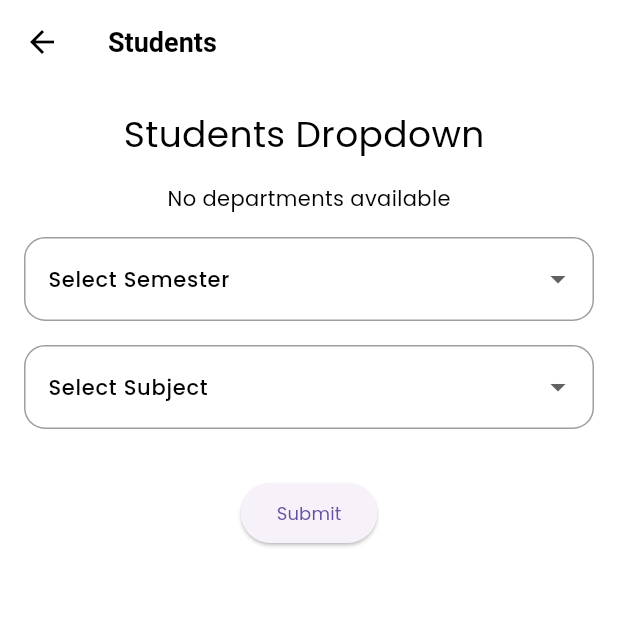
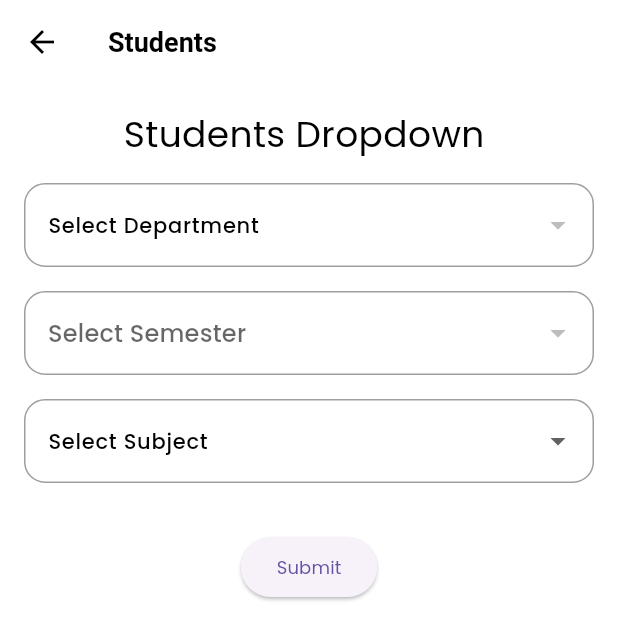
Before and after one commit to berarahul/TeacherApp, a Flutter app: the Studentdropdownscreen screen opened directly, after a tap on "Submit", on a phone screen of 412 x 824 dp. Shown: the top 640 px of the screen. Run offline on Flutter 3.47's test engine with Material 3 defaults, Android fonts, the phone set to English and light mode, and no system bars; our stand-ins replace connectivity_plus, fluttertoast, get, get_it, get_storage, iconsax and 2 more; accounts and stored records are empty; network calls fail.

Commit message:
latest update

```diff
--- a/lib/models/for_student_tab/Department_Model.dart
+++ b/lib/models/for_student_tab/Department_Model.dart
@@ -1,13 +1,11 @@
-
-
-class studenttabDepartmentModel {
+class StudentTabDepartmentModel {
   final int id;
   final String departmentName;
 
-  studenttabDepartmentModel({required this.id, required this.departmentName});
+  StudentTabDepartmentModel({required this.id, required this.departmentName});
 
-  factory studenttabDepartmentModel.fromJson(Map<String, dynamic> json) {
-    return studenttabDepartmentModel(
+  factory StudentTabDepartmentModel.fromJson(Map<String, dynamic> json) {
+    return StudentTabDepartmentModel(
       id: json['id'],
       departmentName: json['departmentName'],
     );
--- a/lib/models/for_student_tab/SemesterModel.dart
+++ b/lib/models/for_student_tab/SemesterModel.dart
@@ -1,5 +1,37 @@
-class StudenttabSemesterModel{
+// Subject.dart
+class Subject {
+  final int id;
+  final String name;
+  final int semesterId;
 
+  Subject({required this.id, required this.name, required this.semesterId});
 
+  factory Subject.fromJson(Map<String, dynamic> json) {
+    return Subject(
+      id: json['id'] ?? 0,
+      name: json['name'] ?? 'Unknown',
+      semesterId: json['semesterId'] ?? 0,
+    );
+  }
 
+  @override
+  String toString() => 'Subject(id: $id, name: $name, semesterId: $semesterId)';
 }
+
+// Semester.dart
+class Semester {
+  final int id;
+  final String name;
+
+  Semester({required this.id, required this.name});
+
+  factory Semester.fromJson(Map<String, dynamic> json) {
+    return Semester(
+      id: json['id'],
+      name: json['name'],
+    );
+  }
+
+  @override
+  String toString() => 'Semester(id: $id, name: $name)';
+}
--- a/lib/res/AppUrl/AppUrl.dart
+++ b/lib/res/AppUrl/AppUrl.dart
@@ -1,4 +1,5 @@
 import 'package:attendence/view_model/services/AttendenceTabServices/for_Dropdown/Attendence_DropDown_Helper_Function/selected_semesterid_store.dart';
+import 'package:attendence/view_model/services/StudentTabServices/ForDropdown/StudentsDroodownHelperFunctions/StudentTabSelectedDepartmentIdStore.dart';
 import '../../view_model/services/AttendenceTabServices/for_Dropdown/Attendence_DropDown_Helper_Function/Selected_Department_Id_store.dart';
 import '../../view_model/services/Login_Services/Login_Helper_Function/Login_Storage_Helper.dart';
 class AppUrl {
@@ -29,4 +30,9 @@ static String  get StudentDataAPiUrl{
 
     return "$baseurl/api/dept/all";
    }
+
+   static String get StudentTabSemesterWithSubjectsAPiUrl {
+    int departmentId= StudentTabSelectedDepartmentIdStore().selectedDepartmentId;
+    return "$baseurl/api/dept/subjects/$departmentId";
+   }
 }
--- a/lib/view/Screens/BottomNavigation/Widgets/StudentTab/StudentDropDownScreen.dart
+++ b/lib/view/Screens/BottomNavigation/Widgets/StudentTab/StudentDropDownScreen.dart
@@ -19,9 +19,9 @@ class Studentdropdownscreen extends StatelessWidget {
           children: [
             Text('Students Dropdown ', style: TextStyle(fontSize: 24)),
             SizedBox(height: 16),
-            StudentTabDepartmentDropdownWidgets(),
+            StudentTabDepartmentDropdownWidget(),
             SizedBox(height: 16),
-            studentTabSemesterDropdownWidgets(),
+            StudentTabSemesterDropdownWidgets(),
             SizedBox(height: 16),
             StudentTabSubjectsDropdownWidgets(),
             SizedBox(height: 32),
--- a/lib/view/Screens/BottomNavigation/Widgets/StudentTab/StudentDropdownWidgets/Widgets/DepartmentDropdown.dart
+++ b/lib/view/Screens/BottomNavigation/Widgets/StudentTab/StudentDropdownWidgets/Widgets/DepartmentDropdown.dart
@@ -1,33 +1,37 @@
+import 'dart:developer';
+
+import 'package:attendence/view_model/services/StudentTabServices/ForDropdown/StudentsDroodownHelperFunctions/StudentTabSelectedDepartmentIdStore.dart';
+import 'package:attendence/view_model/services/StudentTabServices/for_Student_list/controllers/studentTabsemesterController.dart';
 import 'package:flutter/material.dart';
 import 'package:get/get.dart';
 import '../../../../../../../models/for_student_tab/Department_Model.dart';
+import '../../../../../../../repository/StudentDropdownRepository/StudentDropdownRepository.dart';
 import '../../../../../../../view_model/services/StudentTabServices/for_Student_list/controllers/studentTabDepartmentController.dart';
+ // Adjust the path as needed
 
-
-class StudentTabDepartmentDropdownWidgets extends StatelessWidget {
-  final StudentTabDepartmentController departmentController = Get.put(StudentTabDepartmentController());
-
+class StudentTabDepartmentDropdownWidget extends StatelessWidget {
   @override
   Widget build(BuildContext context) {
+    final StudentTabDepartmentController departmentController = Get.put(StudentTabDepartmentController());
+StudentTabSelectedDepartmentIdStore studentTabSelectedDepartmentIdStore=Get.put(StudentTabSelectedDepartmentIdStore());
     return Obx(() {
       if (departmentController.isLoading.value) {
-        return Center(child: CircularProgressIndicator());
-      } else if (departmentController.departments.isEmpty) {
-        return Center(child: Text('No departments available'));
-      } else {
-        return DropdownButtonFormField<studenttabDepartmentModel>(
-          value: departmentController.selectedDepartment.value.id == 0
-              ? null
-              : departmentController.selectedDepartment.value,
+        return CircularProgressIndicator();
+      }
+      return DropdownButtonFormField<StudentTabDepartmentModel>(
+        value: departmentController.selectedDepartment.value,
         items: departmentController.departments
-              .map((department) => DropdownMenuItem<studenttabDepartmentModel>(
+            .map((department) => DropdownMenuItem<StudentTabDepartmentModel>(
           value: department,
           child: Text(department.departmentName),
         ))
             .toList(),
         onChanged: (value) {
           if (value != null) {
+            studentTabSelectedDepartmentIdStore.selectedDepartmentId= value.id;
+            log("Selected Department id::${studentTabSelectedDepartmentIdStore.selectedDepartmentId}");
             departmentController.setSelectedDepartment(value);
+            StudentTabSemesterController().fetchAndStoreSubjects();
           }
         },
         decoration: InputDecoration(
@@ -35,7 +39,6 @@ class StudentTabDepartmentDropdownWidgets extends StatelessWidget {
           border: OutlineInputBorder(),
         ),
       );
-      }
     });
   }
 }
--- a/lib/view/Screens/BottomNavigation/Widgets/StudentTab/StudentDropdownWidgets/Widgets/SemesterDropDown.dart
+++ b/lib/view/Screens/BottomNavigation/Widgets/StudentTab/StudentDropdownWidgets/Widgets/SemesterDropDown.dart
@@ -1,33 +1,56 @@
+import 'package:flutter/cupertino.dart';
 import 'package:flutter/material.dart';
 import 'package:get/get.dart';
+import 'package:get/get_core/src/get_main.dart';
+import 'package:get/get_state_manager/src/rx_flutter/rx_obx_widget.dart';
 
-import '../../../../../../../view_model/services/StudentTabServices/for_Student_list/controllers/StudentTabSemesterController.dart';
+import '../../../../../../../models/for_student_tab/SemesterModel.dart';
+import '../../../../../../../view_model/services/StudentTabServices/for_Student_list/controllers/studentTabsemesterController.dart';
 
-
-class studentTabSemesterDropdownWidgets extends StatelessWidget {
-  final studentTabSemesterController semesterController = Get.put(studentTabSemesterController());
+class StudentTabSemesterDropdownWidgets extends StatelessWidget {
+  final StudentTabSemesterController controller = Get.put(StudentTabSemesterController());
 
   @override
   Widget build(BuildContext context) {
-    return Obx(() {
-      return DropdownButtonFormField<String>(
-        value: semesterController.selectedSemester.value.isEmpty
-            ? null
-            : semesterController.selectedSemester.value,
-        items: semesterController.semesters
-            .map((semester) => DropdownMenuItem<String>(
-          value: semester,
-          child: Text(semester),
-        ))
-            .toList(),
-        onChanged: (value) {
-          semesterController.setSelectedSemester(value!);
-        },
-        decoration: InputDecoration(
-          labelText: 'Select Semester',
-          border: OutlineInputBorder(),
-        ),
-      );
-    });
+    return Column(
+      children: [
+        Obx(() {
+          return DropdownButtonFormField<String>(
+            value: controller.selectedSemester.value.isEmpty ? null : controller.selectedSemester.value,
+            items: controller.semesters.map((semester) {
+              return DropdownMenuItem<String>(
+                value: semester.name,
+                child: Text(semester.name),
+              );
+            }).toList(),
+            onChanged: (value) {
+              if (value != null) {
+                controller.setSelectedSemester(value);
+              }
+            },
+            hint: Text("Select Semester"),
+          );
+        }),
+        Obx(() {
+          int selectedSemesterId = controller.semesters.firstWhere(
+                (semester) => semester.name == controller.selectedSemester.value,
+            orElse: () => Semester(id: -1, name: ''),
+          ).id;
+
+          List<Subject>? subjects = controller.getSubjectsBySemesterId(selectedSemesterId);
+          return subjects != null
+              ? ListView.builder(
+            shrinkWrap: true,
+            itemCount: subjects.length,
+            itemBuilder: (context, index) {
+              return ListTile(
+                title: Text(subjects[index].name),
+              );
+            },
+          )
+              : Container();
+        }),
+      ],
+    );
   }
 }
--- a/lib/view/Screens/BottomNavigation/Widgets/StudentTab/StudentDropdownWidgets/Widgets/SubjectDropdown.dart
+++ b/lib/view/Screens/BottomNavigation/Widgets/StudentTab/StudentDropdownWidgets/Widgets/SubjectDropdown.dart
@@ -1,11 +1,11 @@
 import 'package:flutter/material.dart';
 import 'package:get/get.dart';
 
-import '../../../../../../../view_model/services/StudentTabServices/for_Student_list/controllers/studentTabSubjectsController.dart';
+import '../../../../../../../view_model/services/StudentTabServices/for_Student_list/controllers/StudentTabSubjectsController.dart';
 
 
 class StudentTabSubjectsDropdownWidgets extends StatelessWidget {
-  final Studenttabsubjectscontroller subjectController = Get.put(Studenttabsubjectscontroller());
+  final StudentTabSubjectController subjectController = Get.put(StudentTabSubjectController());
 
   @override
   Widget build(BuildContext context) {
--- /dev/null
+++ b/lib/view_model/services/StudentTabServices/ForDropdown/StudentsDroodownHelperFunctions/StudentTabSelectedDepartmentIdStore.dart
@@ -0,0 +1,11 @@
+import 'package:get_storage/get_storage.dart';
+
+class StudentTabSelectedDepartmentIdStore {
+  final _box = GetStorage(); // Initialize GetStorage
+
+  int get selectedDepartmentId => _box.read('selectedDepartmentId') ?? 0;
+
+  set selectedDepartmentId(int value) => _box.write('selectedDepartmentId', value);
+
+  void clearSelectedDepartmentId() => _box.remove('selectedDepartmentId');
+}
--- a/lib/view_model/services/StudentTabServices/for_Student_list/controllers/StudentTabSemesterController.dart
+++ /dev/null
@@ -1,11 +0,0 @@
-import 'package:get/get.dart';
-
-class studentTabSemesterController extends GetxController {
-  var selectedSemester = ''.obs;
-  var semesters = <String>['Sem 1', 'Sem 2', 'Sem 3'].obs;
-
-  void setSelectedSemester(String value) {
-    selectedSemester.value = value;
-    // Fetch subjects based on selected semester
-  }
-}
--- a/lib/view_model/services/StudentTabServices/for_Student_list/controllers/studentTabSubjectsController.dart
+++ b/lib/view_model/services/StudentTabServices/for_Student_list/controllers/StudentTabSubjectsController.dart
@@ -1,6 +1,6 @@
 import 'package:get/get.dart';
 
-class Studenttabsubjectscontroller extends GetxController {
+class StudentTabSubjectController extends GetxController {
   var selectedSubject = ''.obs;
   var subjects = <String>['Math', 'Science', 'History'].obs;
 
--- a/lib/view_model/services/StudentTabServices/for_Student_list/controllers/studentTabDepartmentController.dart
+++ b/lib/view_model/services/StudentTabServices/for_Student_list/controllers/studentTabDepartmentController.dart
@@ -1,49 +1,49 @@
 import 'dart:convert';
+import 'package:attendence/repository/StudentDropdownRepository/StudentDropdownRepository.dart';
 import 'package:get/get.dart';
-import 'package:attendence/repository/StudentDropdownRepository/StudentDropdownRepository.dart';
-
+import 'package:http/http.dart' as http;
 import '../../../../../models/for_student_tab/Department_Model.dart';
+import '../../ForDropdown/StudentsDroodownHelperFunctions/StudentTabSelectedDepartmentIdStore.dart';
+ // Adjust the path as needed
 
 class StudentTabDepartmentController extends GetxController {
-  var selectedDepartment =
-      studenttabDepartmentModel(id: 0, departmentName: '').obs;
-  var departments =
-      <studenttabDepartmentModel>[].obs; // List of DepartmentModel
-  var isLoading = false.obs; // For showing a loading indicator
-
+  var departments = <StudentTabDepartmentModel>[].obs;
+  var selectedDepartment = Rx<StudentTabDepartmentModel?>(null);
+  var isLoading = true.obs;
+  StudentTabSelectedDepartmentIdStore selectedDepartmentIdStore=Get.put(StudentTabSelectedDepartmentIdStore());
   @override
   void onInit() {
+    fetchDepartments();
     super.onInit();
-    fetchDepartments(); // Fetch departments when the controller is initialized
   }
 
-  void setSelectedDepartment(studenttabDepartmentModel department) {
-    selectedDepartment.value = department;
-    // Fetch semesters and subjects based on selected department
+  void fetchDepartments() async {
+    try {
+      isLoading(true);
+      var response =  await http.get(Uri.parse('https://attendancesystem-s1.onrender.com/api/dept/all'));
+      print(response);
+      if (response.statusCode == 200) {
+        var data = json.decode(response.body) as List;
+        var departmentList = data.map((department) => StudentTabDepartmentModel.fromJson(department)).toList();
+        departments.value = departmentList;
+        print(departmentList);
+      } else {
+        // Handle the error
+        print('Failed to load departments');
+      }
+    } catch (e) {
+      // Handle the exception
+      print(e.toString());
+    } finally {
+      isLoading(false);
+    }
   }
 
-  Future<void> fetchDepartments() async {
-    try {
-      isLoading.value = true; // Show loading indicator
-      final response = await Studentdropdownrepository.allDepartmentDataFetch();
-      print(response);
-      if (response.statusCode == 200) {
-        List<dynamic> data = jsonDecode(response.body);
-        departments.value = data
-            .map((item) => studenttabDepartmentModel.fromJson(item))
-            .toList();
-      } else {
-        // Handle error for unsuccessful API response
-        print(
-            'Failed to load departments. Status code: ${response.statusCode}');
-        // Handle error
-        throw Exception('Failed to load departments');
-      }
-    } catch (e) {
-      // Handle error
-      print('Error: $e');
-    } finally {
-      isLoading.value = false; // Hide loading indicator
-    }
+  void setSelectedDepartment(StudentTabDepartmentModel department) {
+    selectedDepartment.value = department;
+    selectedDepartmentIdStore.selectedDepartmentId;
+    print("id :: $selectedDepartmentIdStore");
+    print(department.departmentName);
+    print(department.id);
   }
 }
```
Also changed, not shown: lib/repository/StudentDropdownRepository/StudentDropdownRepository.dart (+8 -0 lines), lib/view_model/services/AttendenceTabServices/for_Dropdown/Controllers/SemesterWithSubjectController.dart (+0 -83 lines), lib/view_model/services/StudentTabServices/for_Student_list/controllers/studentDropdownScreenController.dart (added, +13 -0 lines), lib/view_model/services/StudentTabServices/for_Student_list/controllers/studentTabsemesterController.dart (added, +61 -0 lines). Lines whose indentation alone changed are shown as unchanged.
